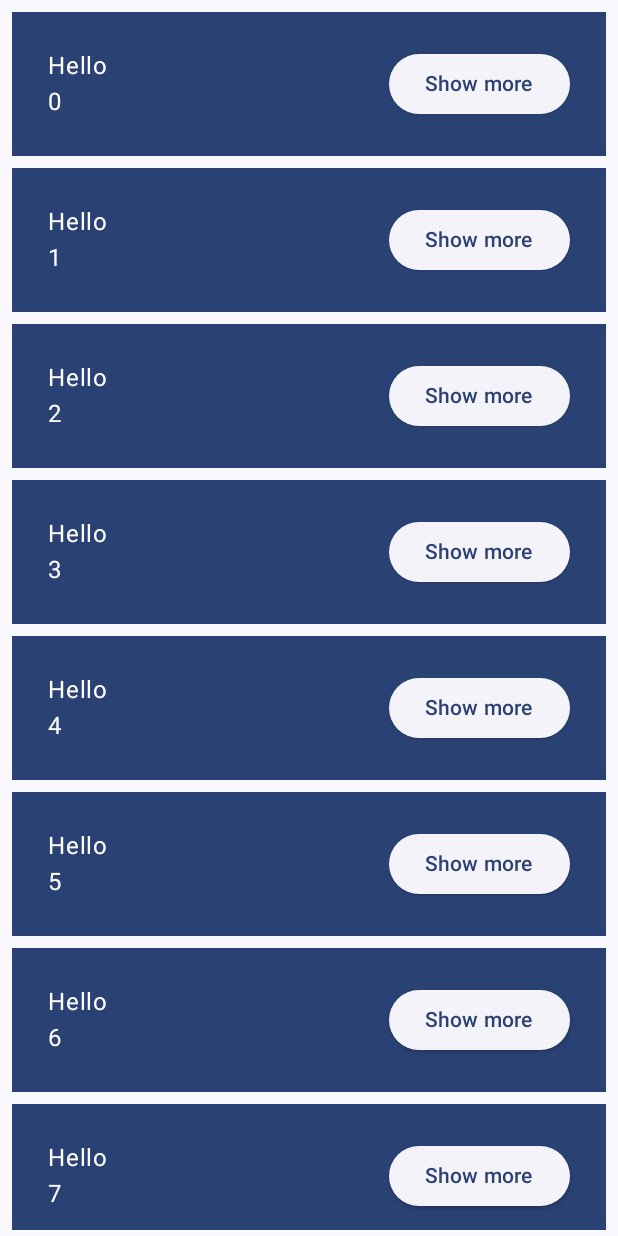
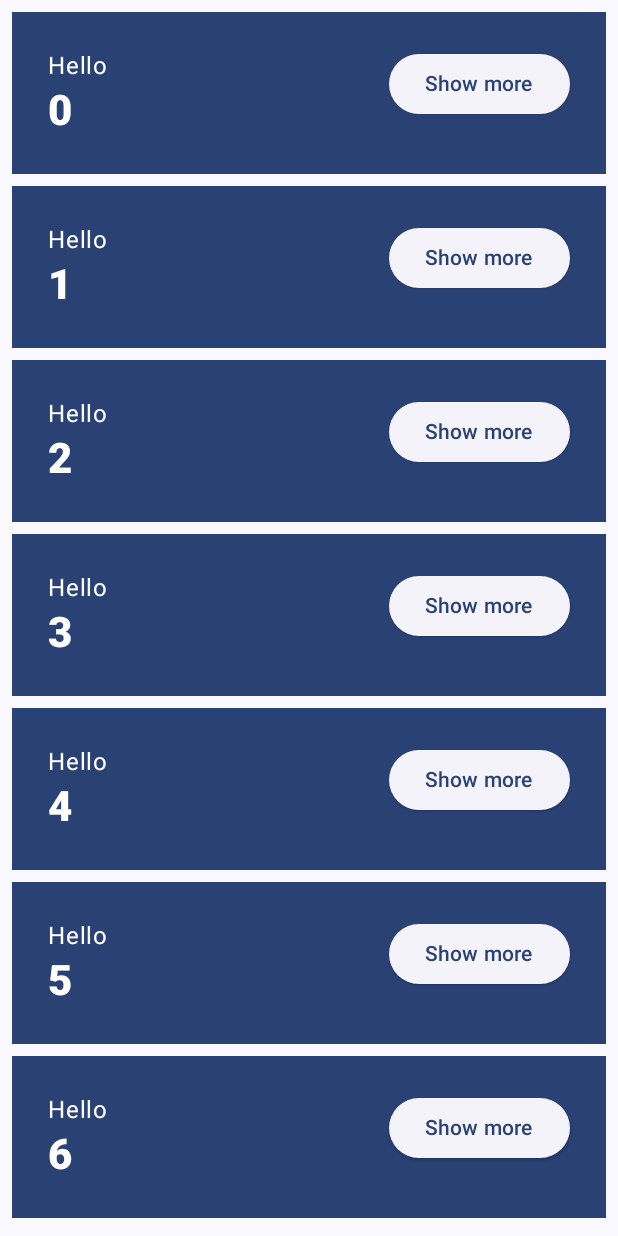
Before and after one commit to charlie60507/ComposePractice, an Android app built with Jetpack Compose: the screen it shows after launch (MainActivity), after a tap on "Continue", on a phone screen of 412 x 824 dp. Run offline under Robolectric (Android 15) with nearby library versions, the phone set to English and light mode, and no system bars.

Commit message:
override Theme's attr to Text and add preview

```diff
--- a/app/src/main/java/com/example/composepractice/MainActivity.kt
+++ b/app/src/main/java/com/example/composepractice/MainActivity.kt
@@ -1,5 +1,6 @@
 package com.example.composepractice
 
+import android.content.res.Configuration.UI_MODE_NIGHT_YES
 import android.os.Bundle
 import androidx.activity.ComponentActivity
 import androidx.activity.compose.setContent
@@ -26,6 +27,7 @@ import androidx.compose.runtime.saveable.rememberSaveable
 import androidx.compose.runtime.setValue
 import androidx.compose.ui.Alignment
 import androidx.compose.ui.Modifier
+import androidx.compose.ui.text.font.FontWeight
 import androidx.compose.ui.tooling.preview.Preview
 import androidx.compose.ui.unit.coerceAtMost
 import androidx.compose.ui.unit.dp
@@ -91,7 +93,12 @@ fun Greeting(name: String, modifier: Modifier = Modifier) {
                 .weight(1f)
                 .padding(bottom = extraPadding.coerceAtMost(0.dp))) { // important: avoid negative padding which causes a crash
                 Text(text = "Hello ")
-                Text(text = name)
+                Text(
+                    text = name,
+                    style = MaterialTheme.typography.headlineMedium.copy(
+                        fontWeight = FontWeight.ExtraBold
+                    )
+                )
             }
             ElevatedButton(
                 onClick = { expanded = !expanded },
@@ -130,6 +137,20 @@ fun OnboardingPreview() {
     }
 }
 
+@Preview(
+    showBackground = true,
+    widthDp = 320,
+    uiMode = UI_MODE_NIGHT_YES,
+    name = "GreetingPreviewDark"
+)
+@Preview(showBackground = true, widthDp = 320)
+@Composable
+fun GreetingPreview() {
+    ComposePracticeTheme {
+        Greetings(Modifier.fillMaxSize())
+    }
+}
+
 @Preview
 @Composable
 fun MyAppPreview() {
```
